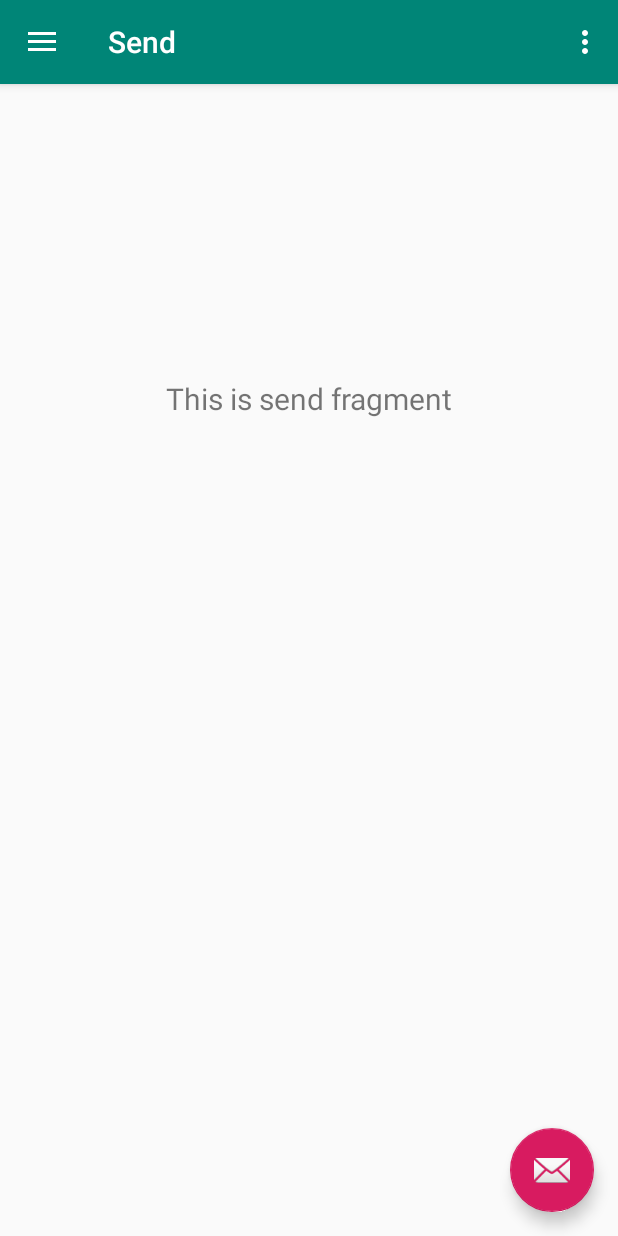
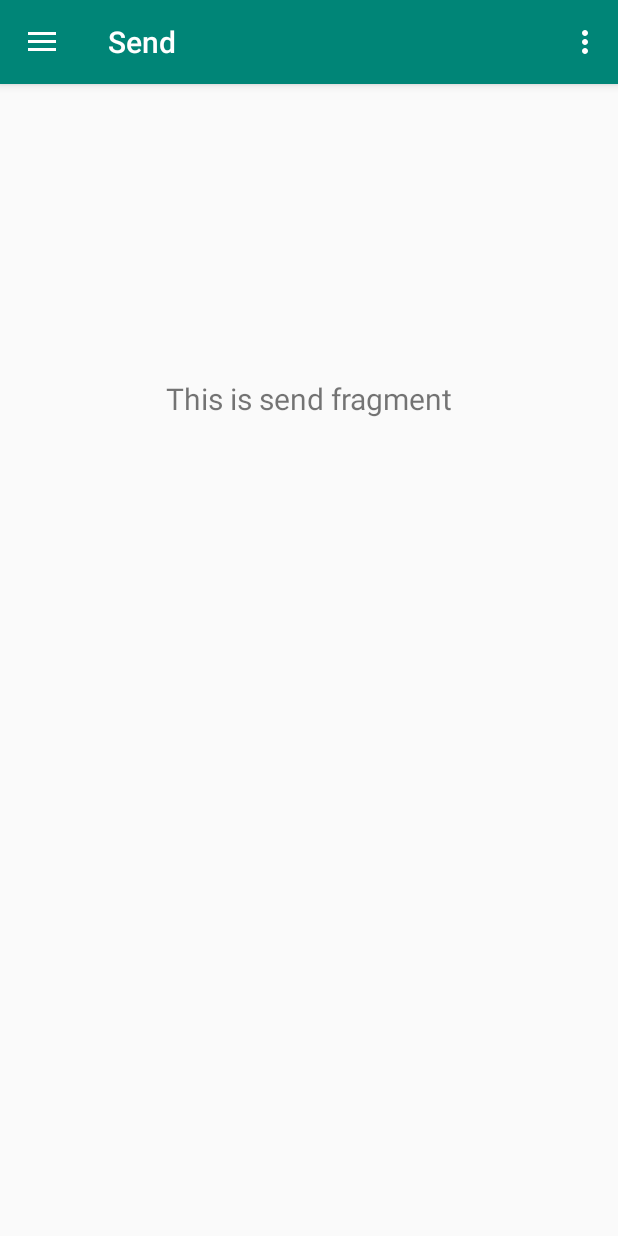
Before and after one commit to lthieuuit/Pdf-reader, an Android app: the screen it shows after launch (MainActivity), in the side drawer, after a tap on "Send", on a phone screen of 412 x 824 dp. Run offline under Robolectric (Android 15) with nearby library versions, the phone set to English and light mode, and no system bars; our stand-ins replace navigation-ui; libraries missing offline, so code that uses them is left out: com.github.barteksc.pdfviewer, com.nbsp.materialfilepicker.

Commit message:
060120
Xóa nút gửi email, sửa lại giao diện 1 chút

```diff
--- a/app/src/main/java/com/pnhphamhieu/ebookreader/MainActivity.java
+++ b/app/src/main/java/com/pnhphamhieu/ebookreader/MainActivity.java
@@ -70,14 +70,8 @@ public class MainActivity extends AppCompatActivity {
         }
         Toolbar toolbar = findViewById(R.id.toolbar);
         setSupportActionBar(toolbar);
-        FloatingActionButton fab = findViewById(R.id.fab);
-        fab.setOnClickListener(new View.OnClickListener() {
-            @Override
-            public void onClick(View view) {
-                Snackbar.make(view, "Gui email", Snackbar.LENGTH_LONG)
-                        .setAction("Action", null).show();
-            }
-        });
+        //FloatingActionButton fab = findViewById(R.id.fab);
+
         DrawerLayout drawer = findViewById(R.id.drawer_layout);
         NavigationView navigationView = findViewById(R.id.nav_view);
         // Passing each menu ID as a set of Ids because each
--- a/app/src/main/res/layout/app_bar_main.xml
+++ b/app/src/main/res/layout/app_bar_main.xml
@@ -22,12 +22,4 @@
 
     <include layout="@layout/content_main" />
 
-    <com.google.android.material.floatingactionbutton.FloatingActionButton
-        android:id="@+id/fab"
-        android:layout_width="wrap_content"
-        android:layout_height="wrap_content"
-        android:layout_gravity="bottom|end"
-        android:layout_margin="@dimen/fab_margin"
-        app:srcCompat="@android:drawable/ic_dialog_email" />
-
 </androidx.coordinatorlayout.widget.CoordinatorLayout>
```
Also changed, not shown: app/src/main/java/com/pnhphamhieu/ebookreader/ui/openfile/OpenfileFragment.java (+6 -3 lines), app/src/main/res/layout/fragment_openfile.xml (+21 -34 lines).
